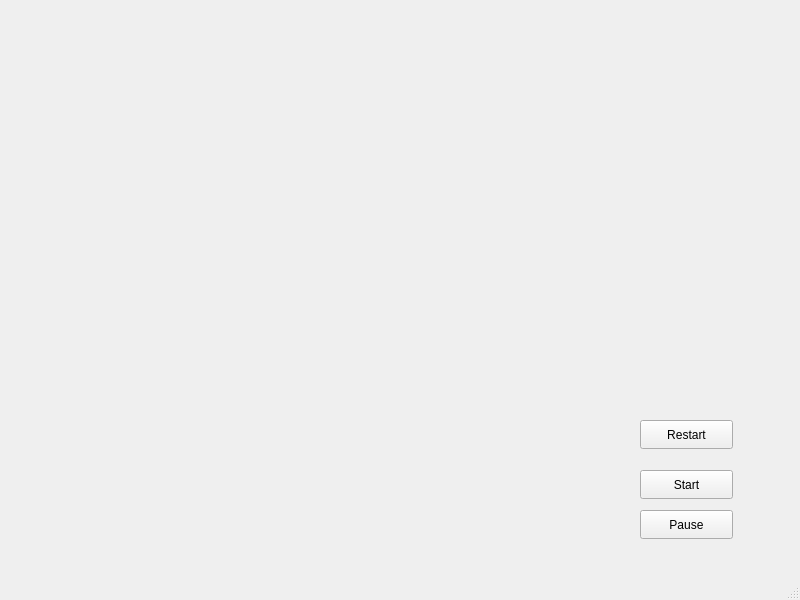
Old version of the form ui/mainwindow.ui in the repository jokombila/tetris-game.
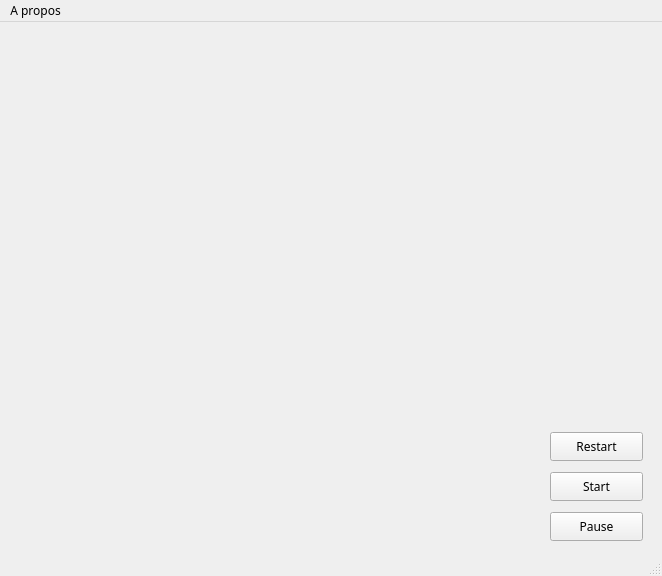
New version of the form.

Patch:
```diff
--- a/ui/mainwindow.ui
+++ b/ui/mainwindow.ui
@@ -6,10 +6,15 @@
    <rect>
     <x>0</x>
     <y>0</y>
-    <width>800</width>
-    <height>600</height>
+    <width>662</width>
+    <height>576</height>
    </rect>
   </property>
+  <property name="font">
+   <font>
+    <family>BankGothic Lt BT</family>
+   </font>
+  </property>
   <property name="windowTitle">
    <string>MainWindow</string>
   </property>
@@ -17,8 +22,8 @@
    <widget class="QPushButton" name="BoutonDemarrer">
     <property name="geometry">
      <rect>
-      <x>640</x>
-      <y>470</y>
+      <x>550</x>
+      <y>450</y>
       <width>93</width>
       <height>29</height>
      </rect>
@@ -33,8 +38,8 @@
    <widget class="QPushButton" name="BoutonRestart">
     <property name="geometry">
      <rect>
-      <x>640</x>
-      <y>420</y>
+      <x>550</x>
+      <y>410</y>
       <width>93</width>
       <height>29</height>
      </rect>
@@ -49,8 +54,8 @@
    <widget class="QPushButton" name="BoutonPause">
     <property name="geometry">
      <rect>
-      <x>640</x>
-      <y>510</y>
+      <x>550</x>
+      <y>490</y>
       <width>93</width>
       <height>29</height>
      </rect>
@@ -68,10 +73,20 @@
     <rect>
      <x>0</x>
      <y>0</y>
-     <width>800</width>
-     <height>26</height>
+     <width>662</width>
+     <height>22</height>
     </rect>
    </property>
+   <widget class="QMenu" name="Apropos">
+    <property name="title">
+     <string>A propos</string>
+    </property>
+    <addaction name="ongletRegles"/>
+    <addaction name="ongletCommandes"/>
+    <addaction name="ongletNiveaux"/>
+    <addaction name="ongletThemes"/>
+   </widget>
+   <addaction name="Apropos"/>
   </widget>
   <widget class="QStatusBar" name="statusbar"/>
  </widget>
```
Left out of the diff: 20 changed lines with no effect on the pictures.
